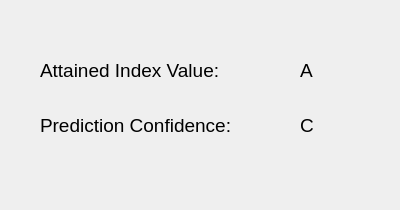
Qt form ui/resultsWidget.ui (Conoship/pias) before a commit.
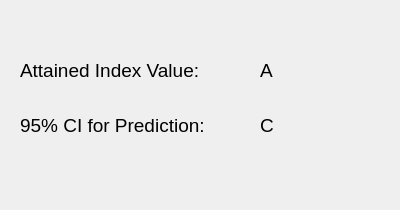
The same form after that commit.

Commit message: Modified UI and wrote code to retrieve the user defined values

What changed in the file:
```diff
--- a/ui/resultsWidget.ui
+++ b/ui/resultsWidget.ui
@@ -16,7 +16,7 @@
   <widget class="QLabel" name="attainedIndexLabel">
    <property name="geometry">
     <rect>
-     <x>40</x>
+     <x>20</x>
      <y>50</y>
      <width>241</width>
      <height>41</height>
@@ -34,7 +34,7 @@
   <widget class="QLabel" name="predictionLabel">
    <property name="geometry">
     <rect>
-     <x>40</x>
+     <x>20</x>
      <y>100</y>
      <width>241</width>
      <height>51</height>
@@ -46,15 +46,15 @@
     </font>
    </property>
    <property name="text">
-    <string>Prediction Confidence:</string>
+    <string>95% CI for Prediction:</string>
    </property>
   </widget>
   <widget class="QLabel" name="prediction">
    <property name="geometry">
     <rect>
-     <x>300</x>
+     <x>260</x>
      <y>50</y>
-     <width>91</width>
+     <width>131</width>
      <height>41</height>
     </rect>
    </property>
@@ -70,9 +70,9 @@
   <widget class="QLabel" name="confidence">
    <property name="geometry">
     <rect>
-     <x>300</x>
+     <x>260</x>
      <y>100</y>
-     <width>91</width>
+     <width>131</width>
      <height>51</height>
     </rect>
    </property>
```
The commit also changes 2 other files.
